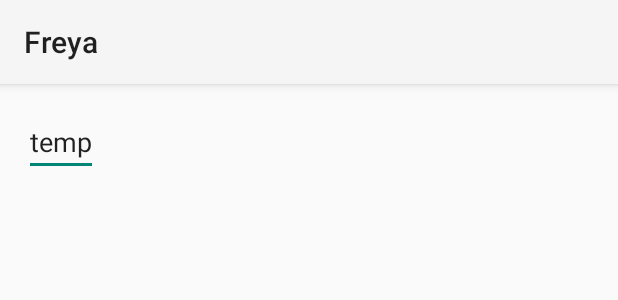
After one commit to msalivar/Freya, an Android app: the layout activity_display_message.xml on its own in the app's theme, with its tools: preview values and no code run, on a phone screen of 412 x 824 dp. The commit adds this screen. Shown: the top 300 px of the screen. Run offline under Robolectric (Android 15) with nearby library versions, the phone set to English and light mode, and no system bars.

Commit message:
Deliverable 1 Complete

```diff
--- a/app/build.gradle
+++ b/app/build.gradle
@@ -21,7 +21,6 @@
 
 dependencies {
     compile fileTree(dir: 'libs', include: ['*.jar'])
-    compile 'org.json:json:20141113'
     // compile files('libs/unirest-java-1.4.7.jar')
     //compile files('/home/cil/Senior Projects 15-16/Matt/libs/unirest-java-1.4.7.jar')
 }
--- a/app/src/main/AndroidManifest.xml
+++ b/app/src/main/AndroidManifest.xml
@@ -2,7 +2,7 @@
 <manifest xmlns:android="http://schemas.android.com/apk/res/android"
     package="com.example.cil.freya" >
 
-    <uses-permission android:name="android.permission.INTERNET"/>
+    <uses-permission android:name="android.permission.INTERNET" />
 
     <application
         android:allowBackup="true"
@@ -18,6 +18,10 @@
                 <category android:name="android.intent.category.LAUNCHER" />
             </intent-filter>
         </activity>
+        <activity
+            android:name=".DisplayMessageActivity"
+            android:label="@string/title_activity_display_message" >
+        </activity>
     </application>
 
 </manifest>
--- /dev/null
+++ b/app/src/main/res/layout/activity_display_message.xml
@@ -0,0 +1,20 @@
+<?xml version="1.0" encoding="utf-8"?>
+<RelativeLayout
+    xmlns:android="http://schemas.android.com/apk/res/android"
+    xmlns:tools="http://schemas.android.com/tools"
+    android:layout_width="match_parent"
+    android:layout_height="match_parent"
+    android:paddingLeft="@dimen/activity_horizontal_margin"
+    android:paddingRight="@dimen/activity_horizontal_margin"
+    android:paddingTop="@dimen/activity_vertical_margin"
+    android:paddingBottom="@dimen/activity_vertical_margin"
+    tools:context="com.example.cil.freya.DisplayMessageActivity">
+
+    <EditText
+        android:layout_width="wrap_content"
+        android:layout_height="wrap_content"
+        android:id="@+id/jsonText"
+        android:layout_alignParentTop="true"
+        android:layout_alignParentStart="true"
+        android:text="temp"/>
+</RelativeLayout>
--- a/app/src/main/res/values/strings.xml
+++ b/app/src/main/res/values/strings.xml
@@ -5,5 +5,6 @@
     <string name="read">Read</string>
     <string name="update">Update</string>
     <string name="delete">Delete</string>
+    <string name="title_activity_display_message">People</string>
 
 </resources>
```
Also changed, not shown: app/src/main/java/com/example/cil/freya/DisplayMessageActivity.java (added, +31 -0 lines), app/src/main/java/com/example/cil/freya/MainActivity.java (+73 -62 lines), app/src/main/res/layout/activity_main.xml (+0 -9 lines).
